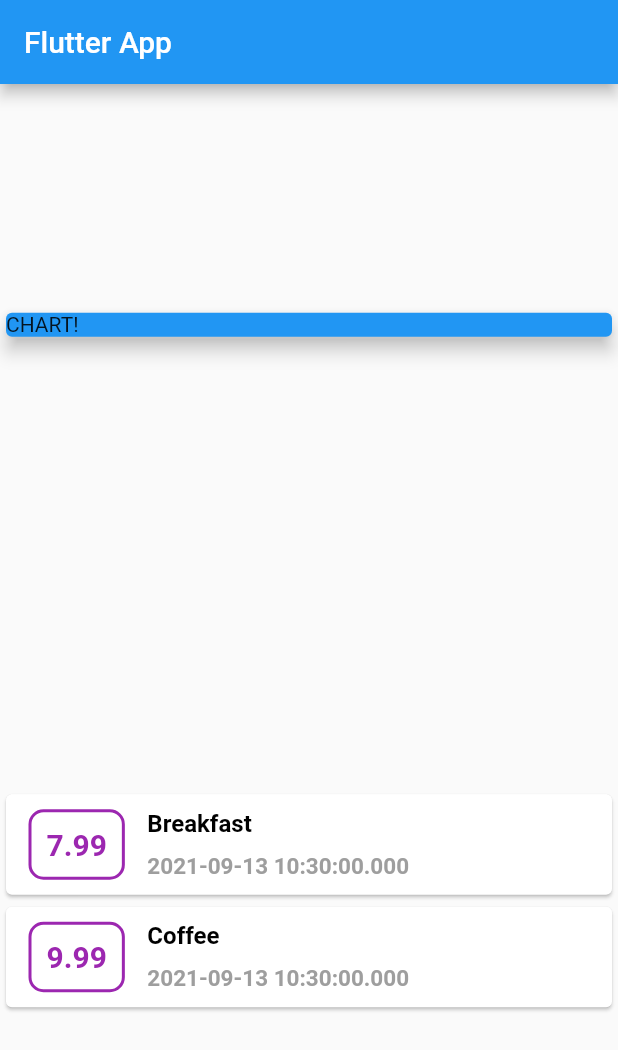
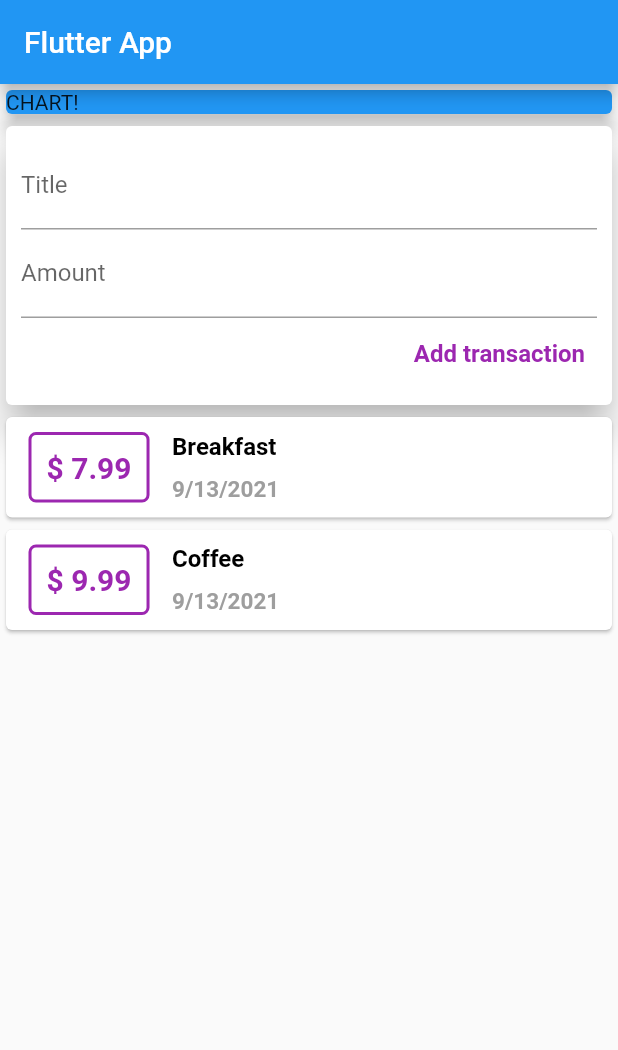
Before and after one commit to jacek-kaminski/flutter-personal-expenses, a Flutter app: the screen it shows after launch, on a phone screen of 412 x 824 dp. Shown: the top 1050 px of the screen. Run offline on Flutter 3.47's test engine with Material 2 defaults, Android fonts, the phone set to English and light mode, and no system bars.

Commit message:
List adding added (missing scrolling)

```diff
--- a/lib/main.dart
+++ b/lib/main.dart
@@ -1,6 +1,6 @@
 import 'package:flutter/material.dart';
 
-import './transaction.dart';
+import './widgets/user_transactions.dart';
 
 void main() => runApp(MyApp());
 
@@ -15,20 +15,11 @@ class MyApp extends StatelessWidget {
 }
 
 class MyHomePage extends StatelessWidget {
-  final List<Transaction> transactions = [
-    Transaction(
-      id: 't1',
-      title: 'Breakfast',
-      amount: 7.99,
-      date: DateTime.now(),
-    ),
-    Transaction(
-      id: 't2',
-      title: 'Coffee',
-      amount: 9.99,
-      date: DateTime.now(),
-    ),
-  ];
+  // String titleInput;
+  // String amountInput;
+
+  final titleController = TextEditingController();
+  final amountController = TextEditingController();
 
   @override
   Widget build(BuildContext context) {
@@ -37,7 +28,7 @@ class MyHomePage extends StatelessWidget {
         title: Text('Flutter App'),
       ),
       body: Column(
-          mainAxisAlignment: MainAxisAlignment.spaceAround,
+        mainAxisAlignment: MainAxisAlignment.start,
         crossAxisAlignment: CrossAxisAlignment.stretch,
         children: [
           Container(
@@ -48,63 +39,9 @@ class MyHomePage extends StatelessWidget {
               elevation: 5,
             ),
           ),
-            Column(
-              children: transactions
-                  .map((tx) => Card(
-                        child: Row(
-                          children: [
-                            Container(
-                              margin: EdgeInsets.symmetric(
-                                vertical: 10,
-                                horizontal: 15,
-                              ),
-                              decoration: BoxDecoration(
-                                border: Border.all(
-                                  color: Colors.purple,
-                                  width: 2,
-                                ),
-                                borderRadius:
-                                    BorderRadius.all(Radius.circular(10)),
-                              ),
-                              padding: EdgeInsets.all(10),
-                              child: Text(
-                                tx.amount.toString(),
-                                style: TextStyle(
-                                  fontWeight: FontWeight.bold,
-                                  fontSize: 20,
-                                  color: Colors.purple,
-                                ),
-                              ),
-                            ),
-                            Column(
-                              crossAxisAlignment: CrossAxisAlignment.start,
-                              children: [
-                                Container(
-                                  padding: EdgeInsets.fromLTRB(0, 10, 10, 10),
-                                  child: Text(tx.title,
-                                      style: TextStyle(
-                                        fontWeight: FontWeight.bold,
-                                        fontSize: 16,
-                                        color: Colors.black,
-                                      )),
-                                ),
-                                Container(
-                                  padding: EdgeInsets.fromLTRB(0, 0, 10, 10),
-                                  child: Text(tx.date.toString(),
-                                      style: TextStyle(
-                                        fontWeight: FontWeight.bold,
-                                        fontSize: 15,
-                                        color: Colors.grey,
-                                      )),
-                                ),
+          UserTransactions(),
         ],
       ),
-                          ],
-                        ),
-                      ))
-                  .toList(),
-            ),
-          ]),
     );
   }
 }
--- /dev/null
+++ b/lib/widgets/new_transaction.dart
@@ -0,0 +1,46 @@
+import 'package:flutter/material.dart';
+
+class NewTransaction extends StatelessWidget {
+  final Function addTx;
+  final titleController = TextEditingController();
+  final amountController = TextEditingController();
+
+  NewTransaction(this.addTx);
+
+  @override
+  Widget build(BuildContext context) {
+    return Card(
+      elevation: 10,
+      child: Container(
+        padding: EdgeInsets.all(10),
+        child: Column(
+          crossAxisAlignment: CrossAxisAlignment.end,
+          children: [
+            TextField(
+              decoration: InputDecoration(labelText: 'Title'),
+              controller: titleController,
+              // onChanged: (inputValue) => titleInput = inputValue,
+            ),
+            TextField(
+              decoration: InputDecoration(labelText: 'Amount'),
+              controller: amountController,
+              // onChanged: (inputValue) => amountInput = inputValue,
+            ),
+            TextButton(
+              onPressed: () => addTx(
+                  titleController.text, double.parse(amountController.text)),
+              child: Text('Add transaction'),
+              style: TextButton.styleFrom(
+                primary: Colors.purple,
+                textStyle: TextStyle(
+                  fontSize: 16,
+                  fontWeight: FontWeight.bold,
+                ),
+              ),
+            ),
+          ],
+        ),
+      ),
+    );
+  }
+}
--- /dev/null
+++ b/lib/widgets/transaction_list.dart
@@ -0,0 +1,69 @@
+import 'package:flutter/material.dart';
+import 'package:intl/intl.dart';
+
+import '../models/transaction.dart';
+
+class TransactionList extends StatelessWidget {
+  final List<Transaction> transactions;
+
+  TransactionList(this.transactions);
+
+  @override
+  Widget build(BuildContext context) {
+    return Column(
+      children: transactions
+          .map((tx) => Card(
+                child: Row(
+                  children: [
+                    Container(
+                      margin: EdgeInsets.symmetric(
+                        vertical: 10,
+                        horizontal: 15,
+                      ),
+                      decoration: BoxDecoration(
+                        border: Border.all(
+                          color: Colors.purple,
+                          width: 2,
+                        ),
+                        borderRadius: BorderRadius.all(Radius.circular(5)),
+                      ),
+                      padding: EdgeInsets.all(10),
+                      child: Text(
+                        '\$ ${tx.amount}',
+                        style: TextStyle(
+                          fontWeight: FontWeight.bold,
+                          fontSize: 20,
+                          color: Colors.purple,
+                        ),
+                      ),
+                    ),
+                    Column(
+                      crossAxisAlignment: CrossAxisAlignment.start,
+                      children: [
+                        Container(
+                          padding: EdgeInsets.fromLTRB(0, 10, 10, 10),
+                          child: Text(tx.title,
+                              style: TextStyle(
+                                fontWeight: FontWeight.bold,
+                                fontSize: 16,
+                                color: Colors.black,
+                              )),
+                        ),
+                        Container(
+                          padding: EdgeInsets.fromLTRB(0, 0, 10, 10),
+                          child: Text(DateFormat.yMd().format(tx.date),
+                              style: TextStyle(
+                                fontWeight: FontWeight.bold,
+                                fontSize: 15,
+                                color: Colors.grey,
+                              )),
+                        ),
+                      ],
+                    ),
+                  ],
+                ),
+              ))
+          .toList(),
+    );
+  }
+}
--- /dev/null
+++ b/lib/widgets/user_transactions.dart
@@ -0,0 +1,50 @@
+import 'package:flutter/material.dart';
+
+import './new_transaction.dart';
+import './transaction_list.dart';
+import '../models/transaction.dart';
+
+class UserTransactions extends StatefulWidget {
+  @override
+  _UserTransactionsState createState() => _UserTransactionsState();
+}
+
+class _UserTransactionsState extends State<UserTransactions> {
+  final List<Transaction> _userTransactions = [
+    Transaction(
+      id: 't1',
+      title: 'Breakfast',
+      amount: 7.99,
+      date: DateTime.now(),
+    ),
+    Transaction(
+      id: 't2',
+      title: 'Coffee',
+      amount: 9.99,
+      date: DateTime.now(),
+    ),
+  ];
+
+  void _addNewTransaction(String txTitle, double txAmount) {
+    final newTx = Transaction(
+      title: txTitle,
+      amount: txAmount,
+      date: DateTime.now(),
+      id: DateTime.now().toString(),
+    );
+
+    setState(() {
+      _userTransactions.add(newTx);
+    });
+  }
+
+  @override
+  Widget build(BuildContext context) {
+    return Column(
+      children: [
+        NewTransaction(_addNewTransaction),
+        TransactionList(_userTransactions),
+      ],
+    );
+  }
+}
--- a/pubspec.yaml
+++ b/pubspec.yaml
@@ -23,6 +23,8 @@ environment:
 dependencies:
   flutter:
     sdk: flutter
+  intl: ^0.17.0
+
 
 
   # The following adds the Cupertino Icons font to your application.
```
Also changed, not shown: lib/models/transaction.dart (renamed from lib/transaction.dart), pubspec.lock. Lines whose indentation alone changed are shown as unchanged.
